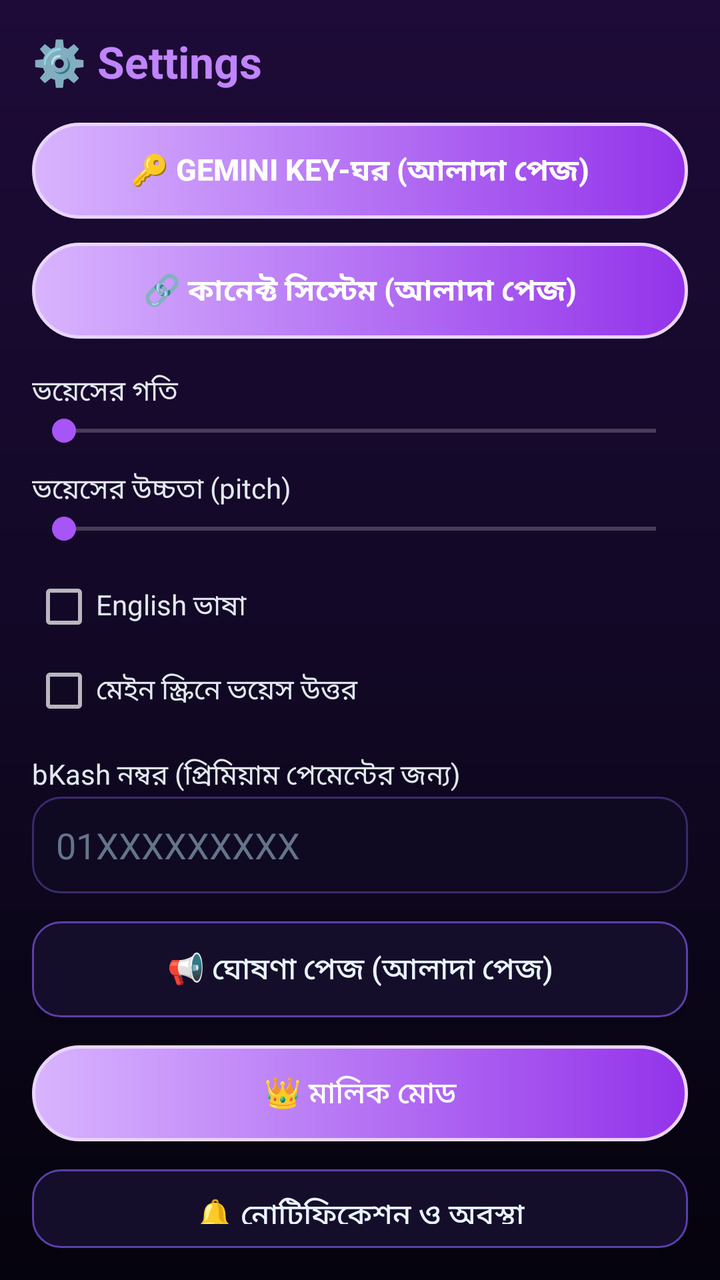
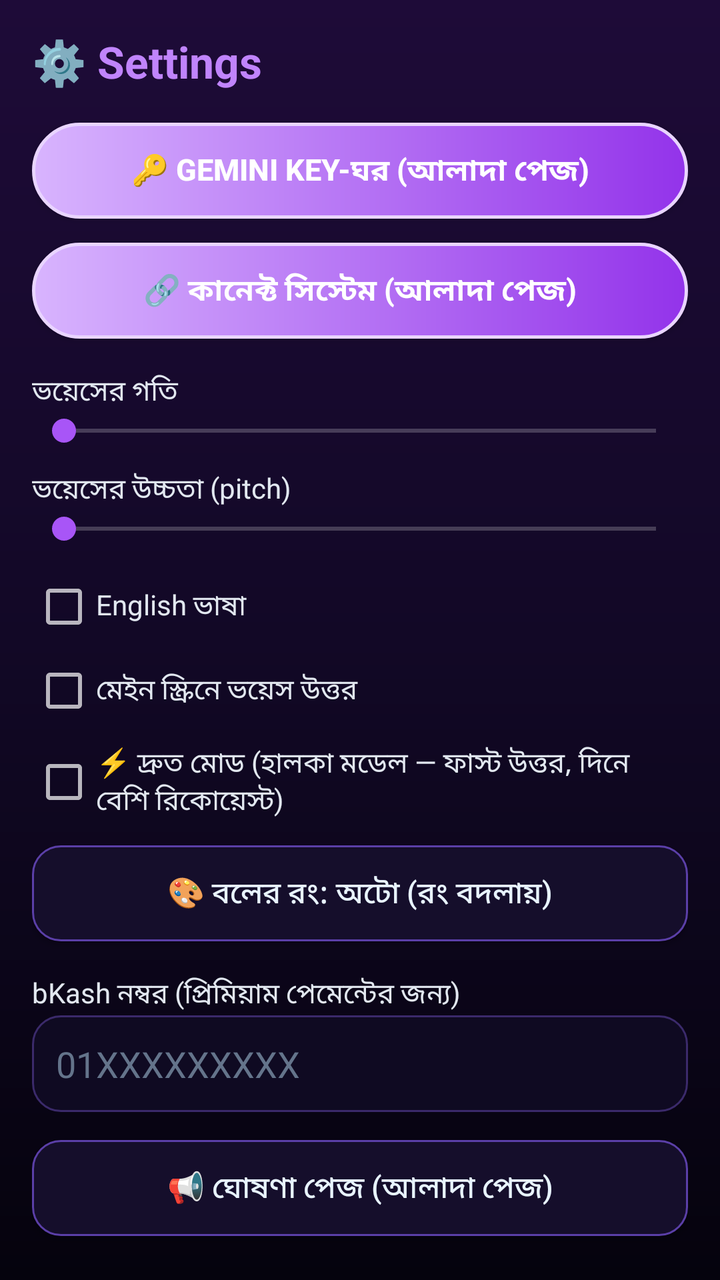

An Android layout rendered at two revisions. The XML below is the earlier revision; the diff shows what the commit changed to produce the second picture.
<!-- AndroidManifest.xml: application theme AppTheme -->
<!-- res/layout/activity_settings.xml -->
<?xml version="1.0" encoding="utf-8"?>
<LinearLayout xmlns:android="http://schemas.android.com/apk/res/android"
    android:layout_width="match_parent"
    android:layout_height="match_parent"
    android:background="@drawable/bg_main"
    android:orientation="vertical"
    android:padding="16dp">

    <TextView
        android:layout_width="match_parent"
        android:layout_height="wrap_content"
        android:text="⚙️ Settings"
        android:textColor="#C084FC"
        android:textSize="22sp"
        android:textStyle="bold" />

    <Button
        android:id="@+id/setKeysBtn"
        android:layout_width="match_parent"
        android:layout_height="wrap_content"
        android:layout_marginTop="16dp"
        android:background="@drawable/btn_primary"
        android:padding="12dp"
        android:text="🔑 Gemini Key-ঘর (আলাদা পেজ)"
        android:textColor="#FFFFFF"
        android:textSize="15sp"
        android:textStyle="bold" />

    <Button
        android:id="@+id/setConnectBtn"
        android:layout_width="match_parent"
        android:layout_height="wrap_content"
        android:layout_marginTop="12dp"
        android:background="@drawable/btn_primary"
        android:padding="12dp"
        android:text="🔗 কানেক্ট সিস্টেম (আলাদা পেজ)"
        android:textColor="#FFFFFF"
        android:textSize="15sp"
        android:textStyle="bold" />

    <TextView
        android:layout_width="match_parent"
        android:layout_height="wrap_content"
        android:layout_marginTop="16dp"
        android:text="ভয়েসের গতি"
        android:textColor="#E2E8F0" />

    <SeekBar
        android:id="@+id/setSpeed"
        android:layout_width="match_parent"
        android:layout_height="wrap_content"
        android:max="20" />

    <TextView
        android:layout_width="match_parent"
        android:layout_height="wrap_content"
        android:layout_marginTop="10dp"
        android:text="ভয়েসের উচ্চতা (pitch)"
        android:textColor="#E2E8F0" />

    <SeekBar
        android:id="@+id/setPitch"
        android:layout_width="match_parent"
        android:layout_height="wrap_content"
        android:max="20" />

    <CheckBox
        android:id="@+id/setEnglish"
        android:layout_width="match_parent"
        android:layout_height="wrap_content"
        android:layout_marginTop="14dp"
        android:text="English ভাষা"
        android:textColor="#E2E8F0" />

    <CheckBox
        android:id="@+id/setMainVoice"
        android:layout_width="match_parent"
        android:layout_height="wrap_content"
        android:layout_marginTop="10dp"
        android:text="মেইন স্ক্রিনে ভয়েস উত্তর"
        android:textColor="#E2E8F0" />

    <TextView
        android:layout_width="match_parent"
        android:layout_height="wrap_content"
        android:layout_marginTop="16dp"
        android:text="bKash নম্বর (প্রিমিয়াম পেমেন্টের জন্য)"
        android:textColor="#E2E8F0" />

    <EditText
        android:id="@+id/setBkash"
        android:layout_width="match_parent"
        android:layout_height="wrap_content"
        android:background="@drawable/bg_input"
        android:hint="01XXXXXXXXX"
        android:inputType="phone"
        android:padding="12dp"
        android:textColor="#E8F4FF"
        android:textColorHint="#64748B" />

    <Button
        android:id="@+id/setAnnounceBtn"
        android:layout_width="match_parent"
        android:layout_height="wrap_content"
        android:layout_marginTop="14dp"
        android:background="@drawable/btn_secondary"
        android:padding="12dp"
        android:text="📢 ঘোষণা পেজ (আলাদা পেজ)"
        android:textColor="#E8F4FF"
        android:textSize="15sp" />

    <Button
        android:id="@+id/setOwnerBtn"
        android:layout_width="match_parent"
        android:layout_height="wrap_content"
        android:layout_marginTop="14dp"
        android:background="@drawable/btn_primary"
        android:padding="12dp"
        android:text="👑 মালিক মোড"
        android:textColor="#FFFFFF"
        android:textSize="15sp" />

    <Button
        android:id="@+id/setStatusBtn"
        android:layout_width="match_parent"
        android:layout_height="wrap_content"
        android:layout_marginTop="14dp"
        android:background="@drawable/btn_secondary"
        android:padding="12dp"
        android:text="🔔 নোটিফিকেশন ও অবস্থা"
        android:textColor="#E8F4FF"
        android:textSize="15sp" />

    <Button
        android:id="@+id/setAboutBtn"
        android:layout_width="match_parent"
        android:layout_height="wrap_content"
        android:layout_marginTop="14dp"
        android:background="@drawable/btn_secondary"
        android:padding="12dp"
        android:text="ℹ️ অ্যাপ সম্পর্কে — কে তৈরি করেছে"
        android:textColor="#E8F4FF"
        android:textSize="15sp" />

    <Button
        android:id="@+id/setSave"
        android:layout_width="match_parent"
        android:layout_height="wrap_content"
        android:layout_marginTop="18dp"
        android:background="@drawable/btn_primary"
        android:text="সেভ করো"
        android:textColor="#FFFFFF"
        android:textStyle="bold" />

    <TextView
        android:id="@+id/setInfo"
        android:layout_width="match_parent"
        android:layout_height="wrap_content"
        android:layout_marginTop="14dp"
        android:textColor="#94A3B8"
        android:textSize="12sp" />
</LinearLayout>
<!-- resources referenced by this layout -->
<resources>
  <!-- drawable bg_input (drawable) -->
  <?xml version="1.0" encoding="utf-8"?>
  <shape xmlns:android="http://schemas.android.com/apk/res/android" android:shape="rectangle">
      <corners android:radius="14dp" />
      <solid android:color="#0F0A22" />
      <stroke android:width="1dp" android:color="#3B2A6B" />
  </shape>
  <!-- drawable bg_main (drawable) -->
  <?xml version="1.0" encoding="utf-8"?>
  <shape xmlns:android="http://schemas.android.com/apk/res/android" android:shape="rectangle">
      <gradient
          android:angle="270"
          android:startColor="#1E0B38"
          android:centerColor="#120826"
          android:endColor="#05030D" />
  </shape>
  <!-- drawable btn_primary (drawable) -->
  <?xml version="1.0" encoding="utf-8"?>
  <shape xmlns:android="http://schemas.android.com/apk/res/android" android:shape="rectangle">
      <corners android:radius="28dp" />
      <gradient android:startColor="#D8B4FE" android:endColor="#9333EA" android:angle="0" />
      <stroke android:width="1.5dp" android:color="#E9D5FF" />
  </shape>
  <!-- drawable btn_secondary (drawable) -->
  <?xml version="1.0" encoding="utf-8"?>
  <shape xmlns:android="http://schemas.android.com/apk/res/android" android:shape="rectangle">
      <corners android:radius="14dp" />
      <solid android:color="#150E2B" />
      <stroke android:width="1dp" android:color="#5B3FA8" />
  </shape>
  <style name="AppTheme" parent="android:Theme.Material.NoActionBar">
          <item name="android:windowBackground">#05030D</item>
          <item name="android:colorAccent">#A855F7</item>
          <item name="android:statusBarColor">#05030D</item>
          <item name="android:navigationBarColor">#05030D</item>
          <item name="android:windowLightStatusBar">false</item>
      </style>
</resources>

<!-- the commit's change to res/layout/activity_settings.xml (unified diff, before → after) -->
@@ -80,6 +80,25 @@
         android:text="মেইন স্ক্রিনে ভয়েস উত্তর"
         android:textColor="#E2E8F0" />
 
+    <CheckBox
+        android:id="@+id/setFastMode"
+        android:layout_width="match_parent"
+        android:layout_height="wrap_content"
+        android:layout_marginTop="10dp"
+        android:text="⚡ দ্রুত মোড (হালকা মডেল — ফাস্ট উত্তর, দিনে বেশি রিকোয়েস্ট)"
+        android:textColor="#E2E8F0" />
+
+    <Button
+        android:id="@+id/setOrbColorBtn"
+        android:layout_width="match_parent"
+        android:layout_height="wrap_content"
+        android:layout_marginTop="12dp"
+        android:background="@drawable/btn_secondary"
+        android:padding="12dp"
+        android:text="🎨 বলের রং: অটো (রং বদলায়)"
+        android:textColor="#E8F4FF"
+        android:textSize="15sp" />
+
     <TextView
         android:layout_width="match_parent"
         android:layout_height="wrap_content"
